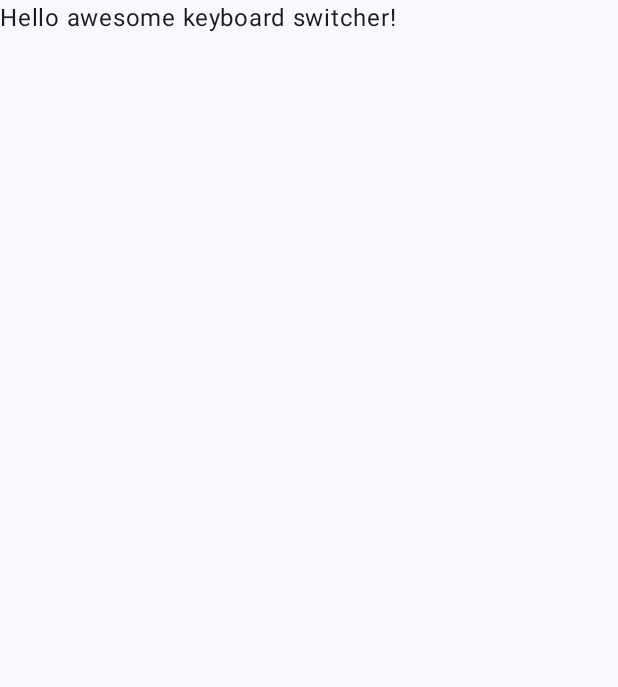
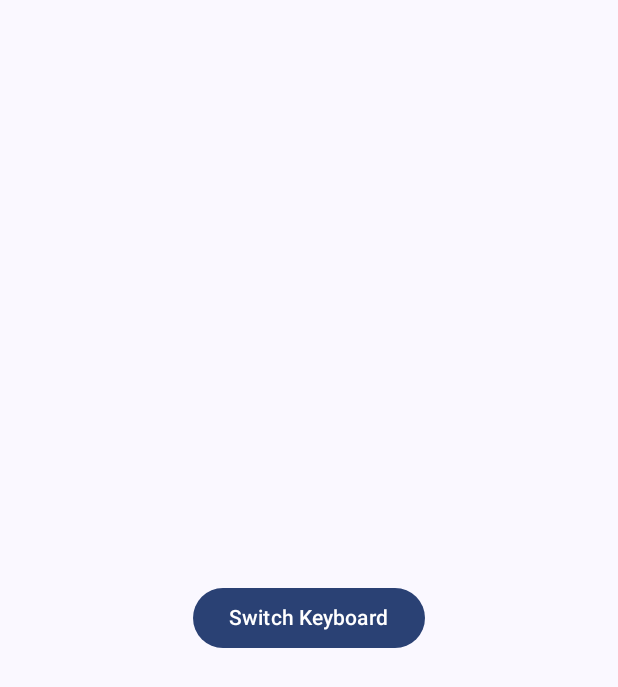
Before and after one commit to harrypunk/android_keyboard_switcher, an Android app built with Jetpack Compose: the screen it shows after launch (MainActivity), on a phone screen of 412 x 824 dp. Shown: the top 687 px of the screen. Run offline under Robolectric (Android 15) with nearby library versions, the phone set to English and light mode, and no system bars.

Commit message:
Simple button to open input method

```diff
--- a/app/src/main/java/cloud/zheteng/androidkeyboard/MainActivity.kt
+++ b/app/src/main/java/cloud/zheteng/androidkeyboard/MainActivity.kt
@@ -1,47 +1,96 @@
 package cloud.zheteng.androidkeyboard
 
+import android.content.Context
+import android.content.Intent
 import android.os.Bundle
+import android.provider.Settings
+import android.view.inputmethod.InputMethodManager
+import android.widget.Toast
 import androidx.activity.ComponentActivity
 import androidx.activity.compose.setContent
-import androidx.activity.enableEdgeToEdge
+import androidx.compose.foundation.layout.Arrangement
+import androidx.compose.foundation.layout.Column
 import androidx.compose.foundation.layout.fillMaxSize
 import androidx.compose.foundation.layout.padding
-import androidx.compose.material3.Scaffold
+import androidx.compose.material3.Button
+import androidx.compose.material3.MaterialTheme
+import androidx.compose.material3.Surface
 import androidx.compose.material3.Text
 import androidx.compose.runtime.Composable
+import androidx.compose.ui.Alignment
 import androidx.compose.ui.Modifier
+import androidx.compose.ui.platform.LocalContext
 import androidx.compose.ui.tooling.preview.Preview
+import androidx.compose.ui.unit.dp
 import cloud.zheteng.androidkeyboard.ui.theme.KeyboardSwitchTheme
 
+/**
+ * MainActivity using Jetpack Compose to display a button for switching keyboards.
+ */
 class MainActivity : ComponentActivity() {
     override fun onCreate(savedInstanceState: Bundle?) {
         super.onCreate(savedInstanceState)
-        enableEdgeToEdge()
         setContent {
             KeyboardSwitchTheme {
-                Scaffold(modifier = Modifier.fillMaxSize()) { innerPadding ->
-                    Greeting(
-                        name = "awesome keyboard switcher",
-                        modifier = Modifier.padding(innerPadding)
-                    )
+                // A surface container using the 'background' color from the theme
+                Surface(
+                    modifier = Modifier.fillMaxSize(),
+                    color = MaterialTheme.colorScheme.background
+                ) {
+                    KeyboardSwitcherScreen()
                 }
             }
         }
     }
 }
 
+/**
+ * Composable function to handle the keyboard switching logic.
+ */
 @Composable
-fun Greeting(name: String, modifier: Modifier = Modifier) {
-    Text(
-        text = "Hello $name!",
-        modifier = modifier
-    )
+fun KeyboardSwitcherScreen() {
+    val context = LocalContext.current
+
+    Column(
+        modifier = Modifier.fillMaxSize(),
+        verticalArrangement = Arrangement.Center,
+        horizontalAlignment = Alignment.CenterHorizontally
+    ) {
+        Button(
+            onClick = {
+                // Get the InputMethodManager system service using a safe cast.
+                val imm = context.getSystemService(Context.INPUT_METHOD_SERVICE) as? InputMethodManager
+
+                // Use a safe call operator (?.) to check if the service is not null
+                // and then attempt to show the keyboard picker.
+                val dialogShown = imm?.showInputMethodPicker() ?: false
+
+                // If the dialog wasn't shown for some reason, fall back to the settings page.
+                if (dialogShown == false) {
+                    try {
+                        val intent = Intent(Settings.ACTION_INPUT_METHOD_SETTINGS)
+                        context.startActivity(intent)
+                        Toast.makeText(context, "Opening Keyboard Settings...", Toast.LENGTH_SHORT).show()
+                    } catch (e: Exception) {
+                        e.printStackTrace()
+                        Toast.makeText(context, "Could not open keyboard settings.", Toast.LENGTH_LONG).show()
+                    }
+                } else {
+                    // The dialog was successfully shown.
+                    Toast.makeText(context, "Displaying keyboard selection dialog...", Toast.LENGTH_SHORT).show()
+                }
+            },
+            modifier = Modifier.padding(16.dp)
+        ) {
+            Text(text = "Switch Keyboard")
+        }
+    }
 }
 
 @Preview(showBackground = true)
 @Composable
-fun GreetingPreview() {
+fun DefaultPreview() {
     KeyboardSwitchTheme {
-        Greeting("Android")
+        KeyboardSwitcherScreen()
     }
 }
```
